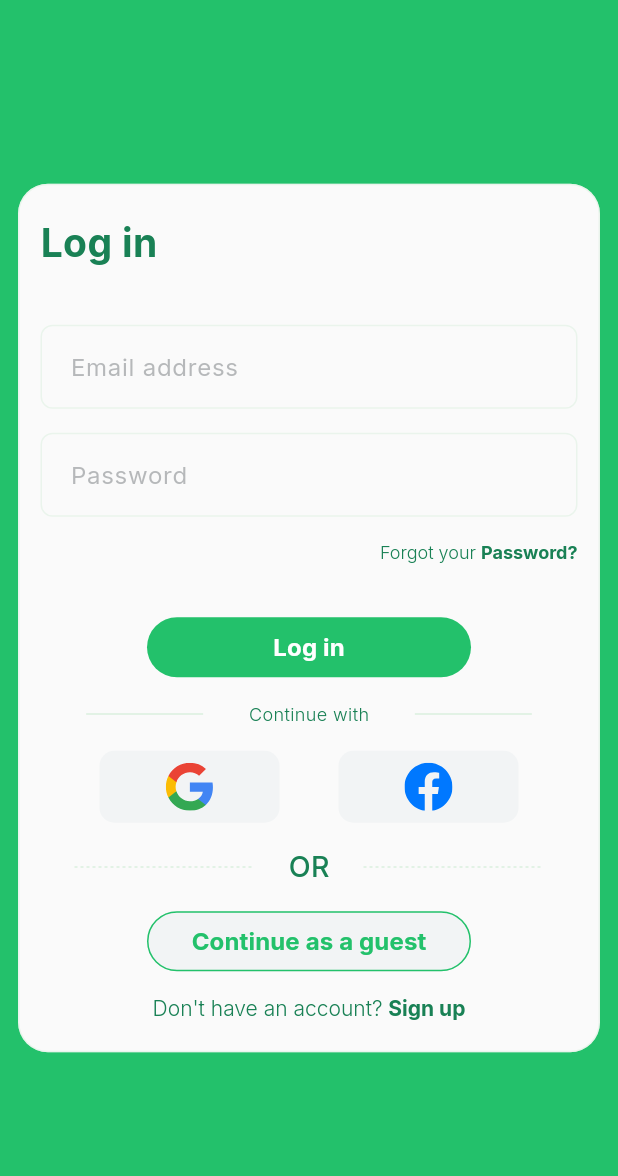
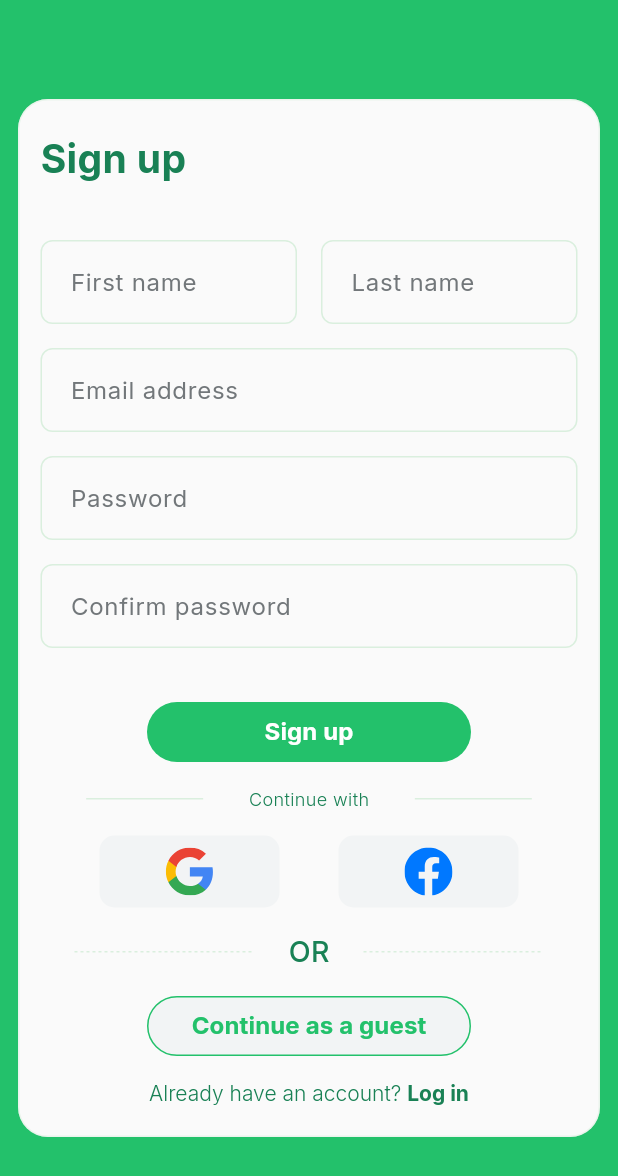
Before and after one commit to MinhNhatQA15101910/se121.badcourt, a Flutter app: the AuthScreen screen opened by its route, on a phone screen of 412 x 824 dp. Shown: the top 1176 px of the screen. Run offline on Flutter 3.47's test engine with Material 3 defaults, Android fonts, the phone set to English and light mode, and no system bars; drawn by our look-alikes of dotted_line; our stand-ins replace carousel_slider, email_validator, flutter_svg, google_fonts, smooth_page_indicator.

Commit message:
Done sign up form.

```diff
--- a/frontend/lib/common/widgets/custom_textfield.dart
+++ b/frontend/lib/common/widgets/custom_textfield.dart
@@ -30,20 +30,20 @@ class CustomTextfield extends StatelessWidget {
       decoration: InputDecoration(
         hintText: hintText,
         hintStyle: GoogleFonts.inter(
-          color: GlobalVariables.darkGrey.withOpacity(0.5),
+          color: GlobalVariables.darkGrey,
           fontSize: 16,
         ),
         contentPadding: const EdgeInsets.all(16),
         border: OutlineInputBorder(
           borderRadius: BorderRadius.circular(8),
           borderSide: BorderSide(
-            color: GlobalVariables.lightGreen.withOpacity(0.5),
+            color: GlobalVariables.lightGreen,
           ),
         ),
         enabledBorder: OutlineInputBorder(
           borderRadius: BorderRadius.circular(8),
           borderSide: BorderSide(
-            color: GlobalVariables.lightGreen.withOpacity(0.5),
+            color: GlobalVariables.lightGreen,
           ),
         ),
       ),
--- a/frontend/lib/features/auth/screens/auth_screen.dart
+++ b/frontend/lib/features/auth/screens/auth_screen.dart
@@ -1,6 +1,6 @@
 import 'package:flutter/material.dart';
 import 'package:frontend/constants/global_variables.dart';
-import 'package:frontend/features/auth/widgets/login_form.dart';
+import 'package:frontend/features/auth/widgets/sign_up_form.dart';
 
 class AuthScreen extends StatefulWidget {
   static const String routeName = '/auth';
@@ -16,7 +16,9 @@ class _AuthScreenState extends State<AuthScreen> {
     return const Scaffold(
       backgroundColor: GlobalVariables.green,
       body: Center(
-        child: LoginForm(),
+        child: SafeArea(
+          child: SignUpForm(),
+        ),
       ),
     );
   }
--- /dev/null
+++ b/frontend/lib/features/auth/widgets/sign_up_form.dart
@@ -0,0 +1,333 @@
+import 'package:dotted_line/dotted_line.dart';
+import 'package:email_validator/email_validator.dart';
+import 'package:flutter/material.dart';
+import 'package:frontend/common/widgets/custom_textfield.dart';
+import 'package:frontend/constants/global_variables.dart';
+import 'package:frontend/features/auth/widgets/oauth_button.dart';
+import 'package:google_fonts/google_fonts.dart';
+
+class SignUpForm extends StatefulWidget {
+  const SignUpForm({super.key});
+
+  @override
+  State<SignUpForm> createState() => _SignUpFormState();
+}
+
+class _SignUpFormState extends State<SignUpForm> {
+  final _signUpFormKey = GlobalKey<FormState>();
+
+  final _firstNameController = TextEditingController();
+  final _lastNameController = TextEditingController();
+  final _emailController = TextEditingController();
+  final _passwordController = TextEditingController();
+  final _passwordConfirmedController = TextEditingController();
+
+  void _signUpUser() {
+    if (_signUpFormKey.currentState!.validate()) {
+      // TODO: Login user
+    }
+  }
+
+  @override
+  Widget build(BuildContext context) {
+    return Container(
+      decoration: BoxDecoration(
+        color: GlobalVariables.defaultColor,
+        borderRadius: BorderRadius.circular(20),
+        border: Border.all(
+          color: GlobalVariables.lightGreen.withOpacity(0.5),
+        ),
+      ),
+      padding: EdgeInsets.symmetric(
+        vertical: 20,
+        horizontal: 14,
+      ),
+      margin: const EdgeInsets.symmetric(horizontal: 12),
+      child: Form(
+        key: _signUpFormKey,
+        child: SingleChildScrollView(
+          child: Column(
+            crossAxisAlignment: CrossAxisAlignment.start,
+            mainAxisSize: MainAxisSize.min,
+            children: [
+              // Sign up text
+              Text(
+                'Sign up',
+                style: GoogleFonts.inter(
+                    fontSize: 26,
+                    color: GlobalVariables.darkGreen,
+                    fontWeight: FontWeight.bold),
+              ),
+              const SizedBox(height: 36),
+
+              // First name and Last name text form field
+              Row(
+                children: [
+                  // First name text form field
+                  Expanded(
+                    child: CustomTextfield(
+                      controller: _firstNameController,
+                      hintText: 'First name',
+                      validator: (firstName) {
+                        if (firstName == null || firstName.isEmpty) {
+                          return 'Please enter your first name.';
+                        }
+
+                        return null;
+                      },
+                    ),
+                  ),
+
+                  const SizedBox(width: 16),
+
+                  // Last name text form field
+                  Expanded(
+                    child: CustomTextfield(
+                      controller: _lastNameController,
+                      hintText: 'Last name',
+                      validator: (lastName) {
+                        if (lastName == null || lastName.isEmpty) {
+                          return 'Please enter your last name.';
+                        }
+
+                        return null;
+                      },
+                    ),
+                  ),
+                ],
+              ),
+              const SizedBox(height: 16),
+
+              // Email text form field
+              CustomTextfield(
+                controller: _emailController,
+                hintText: 'Email address',
+                validator: (email) {
+                  if (email == null || email.isEmpty) {
+                    return 'Please enter your email.';
+                  }
+
+                  if (!EmailValidator.validate(email)) {
+                    return 'Please enter a valid email address.';
+                  }
+
+                  return null;
+                },
+              ),
+              const SizedBox(height: 16),
+
+              // Password text form field
+              CustomTextfield(
+                controller: _passwordController,
+                obscureText: true,
+                enableSuggestions: false,
+                autocorrect: false,
+                hintText: 'Password',
+                validator: (password) {
+                  if (password == null || password.isEmpty) {
+                    return 'Please enter your password.';
+                  }
+
+                  if (password.length < 8) {
+                    return 'Password must be at least 8 characters long.';
+                  }
+
+                  return null;
+                },
+              ),
+              const SizedBox(height: 16),
+
+              // Password confirm text form field
+              CustomTextfield(
+                controller: _passwordConfirmedController,
+                obscureText: true,
+                enableSuggestions: false,
+                autocorrect: false,
+                hintText: 'Confirm password',
+                validator: (password) {
+                  if (password == null || password.isEmpty) {
+                    return 'Please enter your password.';
+                  }
+
+                  if (password.trim() != _passwordController.text.trim()) {
+                    return 'Password confirm does not match.';
+                  }
+
+                  return null;
+                },
+              ),
+              const SizedBox(height: 36),
+
+              // Sign up button
+              Align(
+                alignment: Alignment.center,
+                child: SizedBox(
+                  width: 216,
+                  height: 40,
+                  child: ElevatedButton(
+                    onPressed: _signUpUser,
+                    style: ElevatedButton.styleFrom(
+                      backgroundColor: GlobalVariables.green,
+                      elevation: 0,
+                    ),
+                    child: Text(
+                      'Sign up',
+                      style: GoogleFonts.inter(
+                        fontWeight: FontWeight.bold,
+                        fontSize: 16,
+                        color: GlobalVariables.white,
+                      ),
+                    ),
+                  ),
+                ),
+              ),
+              const SizedBox(height: 16),
+
+              // Continue with separator
+              Row(
+                mainAxisAlignment: MainAxisAlignment.spaceEvenly,
+                children: [
+                  Container(
+                    width: 78,
+                    height: 1,
+                    color: GlobalVariables.lightGreen,
+                  ),
+                  Text(
+                    'Continue with',
+                    style: GoogleFonts.inter(
+                      color: GlobalVariables.darkGreen,
+                      fontSize: 12,
+                      fontWeight: FontWeight.w300,
+                    ),
+                  ),
+                  Container(
+                    width: 78,
+                    height: 1,
+                    color: GlobalVariables.lightGreen,
+                  ),
+                ],
+              ),
+              const SizedBox(height: 16),
+
+              // OAuth buttons
+              Row(
+                mainAxisAlignment: MainAxisAlignment.spaceEvenly,
+                children: [
+                  OAuthButton(
+                    assetName: 'assets/vectors/vector-google.svg',
+                    onPressed: () {},
+                  ),
+                  OAuthButton(
+                    assetName: 'assets/vectors/vector-facebook.svg',
+                    onPressed: () {},
+                  ),
+                ],
+              ),
+              const SizedBox(height: 16),
+
+              // OR Separator
+              Row(
+                mainAxisAlignment: MainAxisAlignment.spaceEvenly,
+                children: [
+                  DottedLine(
+                    lineLength: 120,
+                    lineThickness: 1,
+                    dashLength: 2,
+                    dashGapLength: 2,
+                    dashColor: GlobalVariables.lightGreen,
+                  ),
+                  Text(
+                    'OR',
+                    style: GoogleFonts.inter(
+                      color: GlobalVariables.darkGreen,
+                      fontWeight: FontWeight.w500,
+                      fontSize: 19,
+                    ),
+                  ),
+                  DottedLine(
+                    lineLength: 120,
+                    lineThickness: 1,
+                    dashLength: 2,
+                    dashGapLength: 2,
+                    dashColor: GlobalVariables.lightGreen,
+                  ),
+                ],
+              ),
+              const SizedBox(height: 16),
+
+              // Continue as a guess button
+              Align(
+                alignment: Alignment.center,
+                child: SizedBox(
+                  width: 216,
+                  height: 40,
+                  child: ElevatedButton(
+                    onPressed: () {},
+                    style: ElevatedButton.styleFrom(
+                      backgroundColor: GlobalVariables.lightGrey,
+                      elevation: 0,
+                      shape: RoundedRectangleBorder(
+                        borderRadius: BorderRadius.circular(20),
+                        side: BorderSide(
+                          color: GlobalVariables.green,
+                        ),
+                      ),
+                    ),
+                    child: Text(
+                      'Continue as a guest',
+                      style: GoogleFonts.inter(
+                        fontWeight: FontWeight.bold,
+                        fontSize: 16,
+                        color: GlobalVariables.green,
+                      ),
+                    ),
+                  ),
+                ),
+              ),
+              const SizedBox(height: 16),
+
+              // Navigate to Sign Up form text
+              Align(
+                alignment: Alignment.center,
+                child: GestureDetector(
+                  onTap: () {},
+                  child: RichText(
+                    textAlign: TextAlign.right,
+                    text: TextSpan(
+                      text: 'Already have an account? ',
+                      style: GoogleFonts.inter(
+                        color: GlobalVariables.darkGreen,
+                        fontSize: 14,
+                        fontWeight: FontWeight.w300,
+                      ),
+                      children: [
+                        TextSpan(
+                          text: 'Log in',
+                          style: GoogleFonts.inter(
+                            color: GlobalVariables.darkGreen,
+                            fontSize: 14,
+                            fontWeight: FontWeight.bold,
+                          ),
+                        )
+                      ],
+                    ),
+                  ),
+                ),
+              ),
+            ],
+          ),
+        ),
+      ),
+    );
+  }
+
+  @override
+  void dispose() {
+    _firstNameController.dispose();
+    _lastNameController.dispose();
+    _emailController.dispose();
+    _passwordController.dispose();
+    _passwordConfirmedController.dispose();
+    super.dispose();
+  }
+}
```
